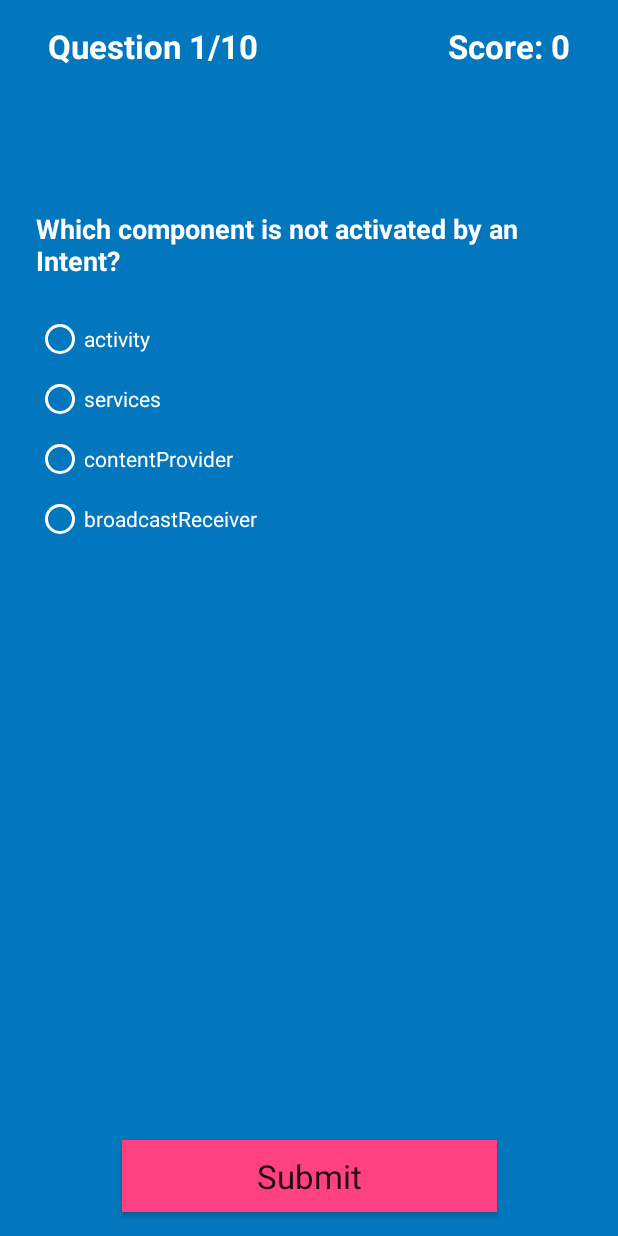
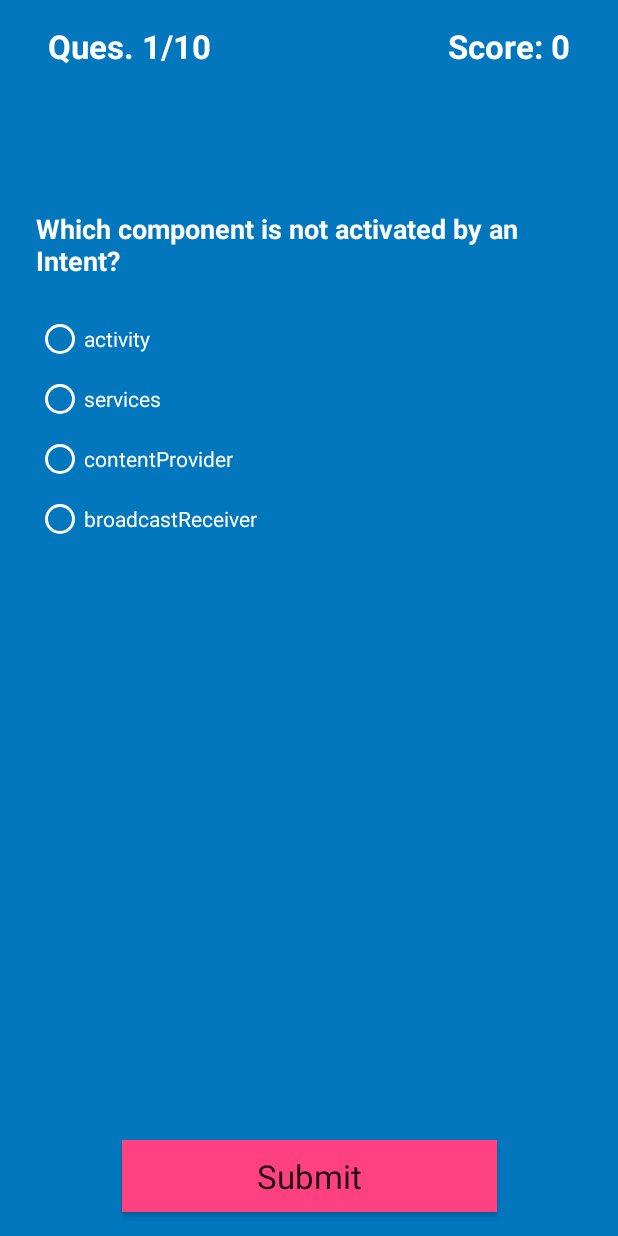
Before and after one commit to ritika-neema/Quizzeteria, an Android app: the screen it shows after launch (MainActivity), on a phone screen of 412 x 824 dp. Run offline under Robolectric (Android 15) with nearby library versions, the phone set to English and light mode, and no system bars; our stand-ins replace ButterKnife.

Commit message:
Update MainActivity.java

```diff
--- a/app/src/main/java/com/ritikaneema/example/quizzeteria/MainActivity.java
+++ b/app/src/main/java/com/ritikaneema/example/quizzeteria/MainActivity.java
@@ -2,6 +2,8 @@ package com.ritikaneema.example.quizzeteria;
 
 import android.os.Bundle;
 import android.support.v7.app.AppCompatActivity;
+import android.support.v7.widget.CardView;
+import android.view.Gravity;
 import android.view.View;
 import android.widget.Button;
 import android.widget.CheckBox;
@@ -10,13 +12,20 @@ import android.widget.LinearLayout;
 import android.widget.RadioButton;
 import android.widget.RadioGroup;
 import android.widget.TextView;
+import android.widget.Toast;
+
+import butterknife.BindView;
+import butterknife.ButterKnife;
+import butterknife.OnClick;
+
+import static butterknife.ButterKnife.*;
 
 
 public class MainActivity extends AppCompatActivity {
 
-    public int questions[] = {R.string.ques1, R.string.ques2, R.string.ques3, R.string.ques4,
+    private int questions[] = {R.string.ques1, R.string.ques2, R.string.ques3, R.string.ques4,
             R.string.ques5, R.string.ques6, R.string.ques7, R.string.ques8, R.string.ques9, R.string.ques10};
-    public int options[] = {R.string.optn_1a, R.string.optn_1b, R.string.optn_1c, R.string.optn_1d,
+    private int options[] = {R.string.optn_1a, R.string.optn_1b, R.string.optn_1c, R.string.optn_1d,
             R.string.optn_2a, R.string.optn_2b, R.string.optn_2c, R.string.optn_2d,
             R.string.optn_3a, R.string.optn_3b, R.string.optn_3c, R.string.optn_3d,
             R.string.optn_4a, R.string.optn_4b, R.string.optn_4c, R.string.optn_4d,
@@ -25,13 +34,29 @@ public class MainActivity extends AppCompatActivity {
             R.string.optn_7a, R.string.optn_7b, R.string.optn_7c, R.string.optn_7d,
             R.string.optn_8a, R.string.optn_8b, R.string.optn_8c, R.string.optn_8d,
             R.string.optn_9a, R.string.optn_9b, R.string.optn_9c, R.string.optn_9d};
-    public RadioGroup radioGroupOptions;
-    public Button submitButton;
-    public RadioButton radioButtonOptnA, radioButtonOptnB, radioButtonOptnC, radioButtonOptnD;
-    public CheckBox checkBoxA, checkBoxB, checkBoxC, checkBoxD;
-    EditText editTextAnswer;
-    TextView tvQuestion, textViewScore, textViewQuesNo;
-    LinearLayout editTextLayout, checkBoxLayout;
+    @BindView(R.id.radioGroup) RadioGroup radioGroupOptions;
+    @BindView(R.id.options_a) RadioButton radioButtonOptnA;
+    @BindView(R.id.options_b) RadioButton radioButtonOptnB;
+    @BindView(R.id.options_c) RadioButton radioButtonOptnC;
+    @BindView(R.id.options_d) RadioButton radioButtonOptnD;
+
+    @BindView(R.id.buttonSubmit) Button submitButton;
+
+    @BindView(R.id.checkboxLayout) LinearLayout checkBoxLayout;
+    @BindView(R.id.checkboxA)     CheckBox checkBoxA;
+    @BindView(R.id.checkboxB)     CheckBox checkBoxB;
+    @BindView(R.id.checkboxC)     CheckBox checkBoxC;
+    @BindView(R.id.checkboxD)     CheckBox checkBoxD;
+
+    @BindView(R.id.editTextLayout) LinearLayout editTextLayout;
+    @BindView(R.id.editTextAnswer) EditText editTextAnswer;
+
+    @BindView(R.id.textViewQuestion) TextView tvQuestion;
+    @BindView(R.id.textViewScore) TextView textViewScore;
+    @BindView(R.id.textViewQuesNo) TextView textViewQuesNo;
+
+    @BindView( R.id.card_viewQuestions) CardView cardViewQues;
+
     private int quesTracker = 0, optionTracker = -1;
     private int score = 0;
 
@@ -40,28 +65,7 @@ public class MainActivity extends AppCompatActivity {
 
         super.onCreate(savedInstanceState);
         setContentView(R.layout.activity_main);
-
-        tvQuestion = findViewById(R.id.textViewQuestion);
-
-        radioGroupOptions = findViewById(R.id.radioGroup);
-        radioButtonOptnA = findViewById(R.id.options_a);
-        radioButtonOptnB = findViewById(R.id.options_b);
-        radioButtonOptnC = findViewById(R.id.options_c);
-        radioButtonOptnD = findViewById(R.id.options_d);
-
-        checkBoxLayout = findViewById(R.id.checkboxLayout);
-        checkBoxA = findViewById(R.id.checkboxA);
-        checkBoxB = findViewById(R.id.checkboxB);
-        checkBoxC = findViewById(R.id.checkboxC);
-        checkBoxD = findViewById(R.id.checkboxD);
-
-        editTextLayout = findViewById(R.id.editTextLayout);
-        editTextAnswer = findViewById(R.id.editTextAnswer);
-
-        submitButton = findViewById(R.id.buttonSubmit);
-
-        textViewScore = findViewById(R.id.textViewScore);
-        textViewQuesNo = findViewById(R.id.textViewQuesNo);
+        bind(this);
 
         setQuestion(quesTracker);
 
@@ -101,20 +105,23 @@ public class MainActivity extends AppCompatActivity {
                         if (radioButtonOptnB.isChecked()) {
                             score += 1;
                         }
-                        radioGroupOptions.setVisibility(View.INVISIBLE);
+                        //Removing Radiogroup options from UI and adding checkboxes for next question
+                        radioGroupOptions.setVisibility(View.GONE);
                         checkBoxLayout.setVisibility(View.VISIBLE);
                         break;
                     }
                     case 8: {
-                        if (checkBoxA.isChecked() && checkBoxB.isChecked() && checkBoxC.isChecked()) {
+                        if (checkBoxA.isChecked() && checkBoxB.isChecked() && checkBoxC.isChecked()
+                                && !checkBoxD.isChecked()) {
                             score += 1;
                         }
-                        checkBoxLayout.setVisibility(View.INVISIBLE);
+                        //Removing CheckBoxes from UI and adding EditText for next question
+                        checkBoxLayout.setVisibility(View.GONE);
                         editTextLayout.setVisibility(View.VISIBLE);
                         break;
                     }
                     case 9:
-                        if (editTextAnswer.getText().toString() == "2007")
+                        if (editTextAnswer.getText().toString().equals("2007"))
                             score += 1;
                         break;
                 }
@@ -126,16 +133,20 @@ public class MainActivity extends AppCompatActivity {
     }
 
     private void setQuestion(int ques) {
-
-
         //setting radiobutton options if Question No < 9 (ques <8) else setting checkbox options for Question No 9(ques==9)
         if (ques == 10) {
-            editTextLayout.setVisibility(View.INVISIBLE);
-            submitButton.setVisibility(View.INVISIBLE);
-            tvQuestion.setText(getString(R.string.finalMessage, score));
-            tvQuestion.setTextSize(24);
-            tvQuestion.setTextColor(getResources().getColor(R.color.white));
-            textViewScore.setText("Score: " + String.valueOf(score));
+
+            cardViewQues.setVisibility(View.GONE);
+            editTextLayout.setVisibility(View.GONE);
+            submitButton.setVisibility(View.GONE);
+            textViewScore.setVisibility(View.GONE);
+
+            Toast.makeText(getApplicationContext(), getString(R.string.scoreMessage,score), Toast.LENGTH_LONG).show();
+
+            textViewQuesNo.setText(R.string.thankyouMessage);
+            textViewQuesNo.setTextSize(24);
+            textViewQuesNo.setTextColor(getResources().getColor(R.color.white));
+            textViewQuesNo.setGravity(Gravity.CENTER);
         } else {
             if (ques < 8) {
                 tvQuestion.setText(questions[ques]);
@@ -154,7 +165,7 @@ public class MainActivity extends AppCompatActivity {
             }
 
             ques++;
-            textViewQuesNo.setText("Question " + String.valueOf(ques) + "/10");
+            textViewQuesNo.setText("Ques. " + String.valueOf(ques) + "/10");
 
             textViewScore.setText("Score: " + String.valueOf(score));
         }
```
